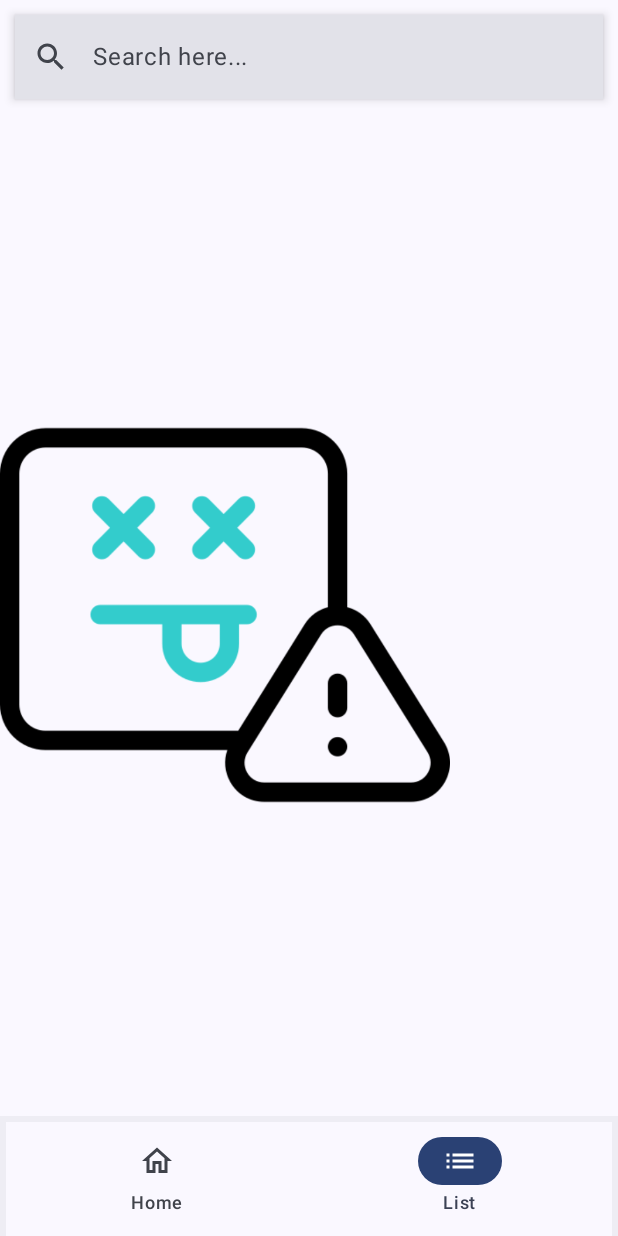
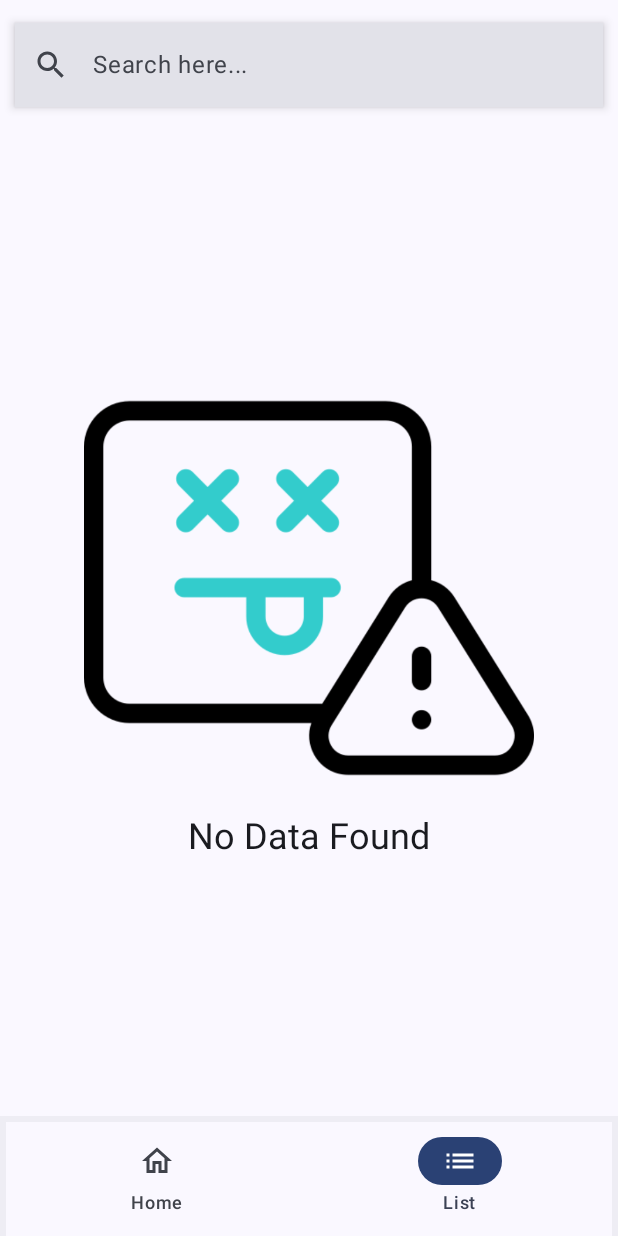
Before and after one commit to 0xJihan/Age-Calculator, an Android app built with Jetpack Compose: the screen it shows after launch (MainActivity), item 2 of the bottom bar chosen, on a phone screen of 412 x 824 dp. Run offline under Robolectric (Android 15) with nearby library versions, the phone set to English and light mode, and no system bars; our stand-ins replace Dagger/Hilt's generated code, Room's generated code, Voyager.

```diff
--- a/app/src/main/java/com/jihan/jetpack_instagram_clone/screens/ListScreen.kt
+++ b/app/src/main/java/com/jihan/jetpack_instagram_clone/screens/ListScreen.kt
@@ -11,11 +11,9 @@ import androidx.compose.foundation.layout.size
 import androidx.compose.foundation.lazy.LazyColumn
 import androidx.compose.foundation.lazy.items
 import androidx.compose.material3.MaterialTheme
+import androidx.compose.material3.Text
 import androidx.compose.runtime.Composable
 import androidx.compose.runtime.getValue
-import androidx.compose.runtime.mutableStateOf
-import androidx.compose.runtime.remember
-import androidx.compose.runtime.setValue
 import androidx.compose.ui.Alignment
 import androidx.compose.ui.Modifier
 import androidx.compose.ui.res.painterResource
@@ -40,10 +38,15 @@ class ListScreen : Tab {
     @Composable
     override fun Content() {
 
-        val roomViewModel = hiltViewModel<RoomViewmodel>()
+
+        ItemList(roomViewModel = hiltViewModel<RoomViewmodel>())
+    }
+
+    @Composable
+    private fun ItemList(
+        roomViewModel: RoomViewmodel,
+    ) {
         val list by roomViewModel.ageList.collectAsStateWithLifecycle()
-
-
 
         Column(
             Modifier
@@ -57,18 +60,27 @@ class ListScreen : Tab {
             SearchView(
                 modifier = Modifier
                     .fillMaxWidth()
-                    .padding(10.dp), placeholder = "Search here..."
+                    .padding(top = 15.dp, start = 10.dp, end = 10.dp),
+                placeholder = "Search here..."
             ) {
                 roomViewModel.searchAges("%$it%")
             }
 
-            if (list.isEmpty()){
-                Box(modifier = Modifier.weight(1f), contentAlignment = Alignment.Center){
-                    Image(
+            if (list.isEmpty()) {
+                Box(modifier = Modifier.fillMaxSize(), contentAlignment = Alignment.Center) {
+                    Column(
+                        Modifier.fillMaxWidth(),
+                        horizontalAlignment = Alignment.CenterHorizontally
+                    ) {
+
+                        Image(
                         modifier = Modifier.size(300.dp),
                         painter = painterResource(R.drawable.no_data),
                         contentDescription = "No Data",
                     )
+
+                        Text(text = "No Data Found", style = MaterialTheme.typography.headlineSmall)
+                    }
                 }
             }
 
```
